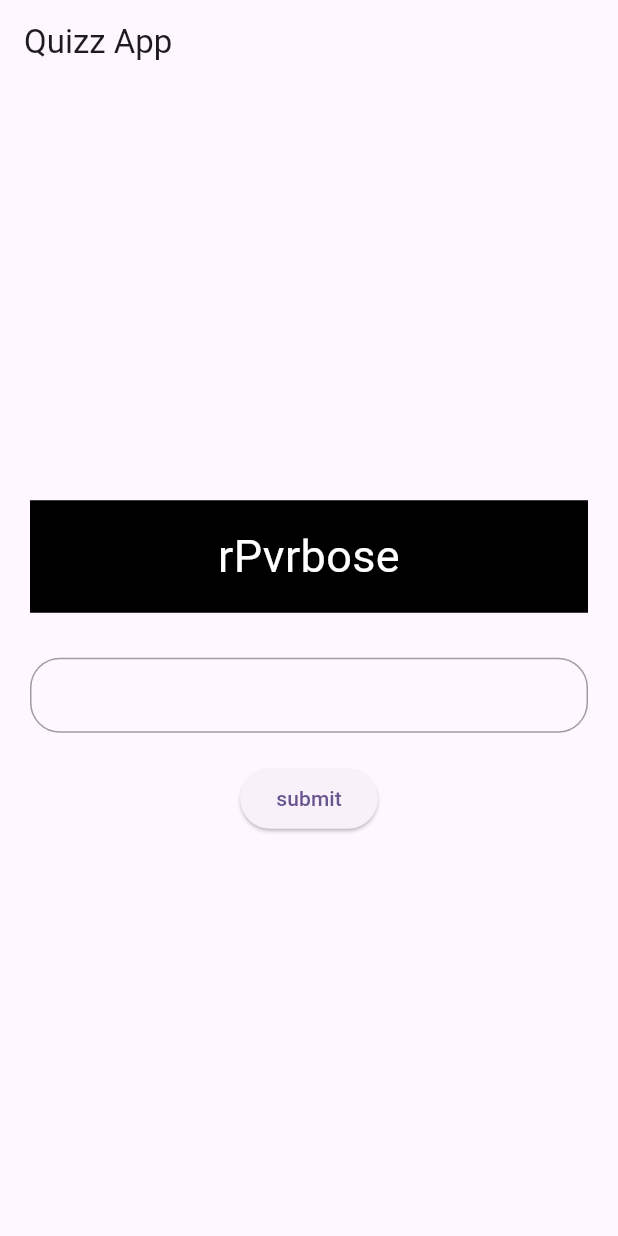
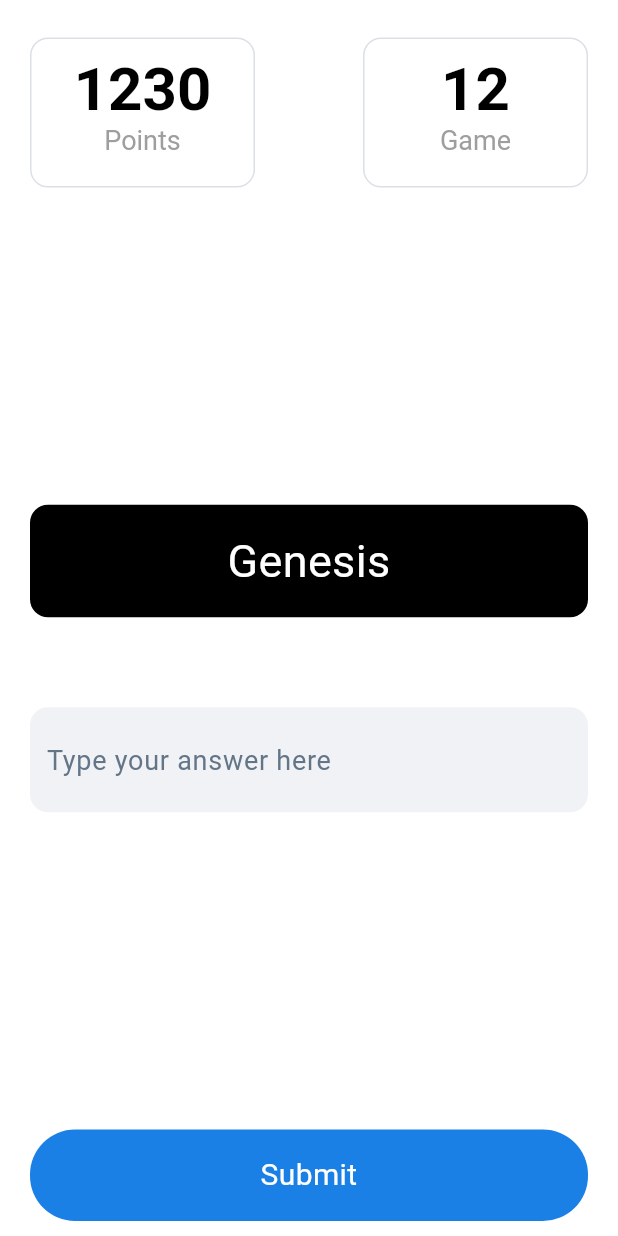
Before and after one commit to kodjozecodeur/bible_quizz_app, a Flutter app: the screen it shows after launch, on a phone screen of 412 x 824 dp. Run offline on Flutter 3.47's test engine with Material 3 defaults, Android fonts, the phone set to English and light mode, and no system bars.

Commit message:
add provider for state management and refactor game screen ui

```diff
--- a/lib/main.dart
+++ b/lib/main.dart
@@ -1,4 +1,4 @@
-import 'package:bible_quizz_app/screens/quizz_screen.dart';
+import 'package:bible_quizz_app/screens/game_screen.dart';
 import 'package:flutter/material.dart';
 
 void main() {
@@ -18,7 +18,7 @@
         colorScheme: ColorScheme.fromSeed(seedColor: Colors.deepPurple),
         useMaterial3: true,
       ),
-      home: QuizzScreen(),
+      home: GameScreen(),
     );
   }
 }
--- /dev/null
+++ b/lib/screens/game_screen.dart
@@ -0,0 +1,122 @@
+import 'package:bible_quizz_app/widgets/stats_tile.dart';
+import 'package:flutter/material.dart';
+
+class GameScreen extends StatelessWidget {
+  const GameScreen({super.key});
+
+  @override
+  Widget build(BuildContext context) {
+    return Scaffold(
+      backgroundColor: const Color(0xFFFFFFFF),
+      body: SafeArea(
+        child: Column(
+          crossAxisAlignment: CrossAxisAlignment.center,
+          children: [
+            SizedBox(
+              height: 25,
+            ),
+            //score and streak point
+            scoreSection(),
+
+            Spacer(),
+            //scramble word case
+            wordCase(),
+            //input for validation
+            SizedBox(
+              height: 25,
+            ),
+            //input for validation
+            SizedBox(
+              height: 25,
+            ),
+            textInput(),
+
+            Spacer(),
+            //validation button
+            Container(
+              width: double.infinity,
+              padding: EdgeInsets.all(16),
+              margin: EdgeInsets.symmetric(horizontal: 20, vertical: 10),
+              decoration: BoxDecoration(
+                  color: Color(0xFF1A80E5),
+                  borderRadius: BorderRadius.all(Radius.circular(30))),
+              child: Text(
+                "Submit",
+                style: TextStyle(
+                  fontSize: 20,
+                  color: Color(0xFFFFFFFF),
+                ),
+                textAlign: TextAlign.center,
+              ),
+            )
+          ],
+        ),
+      ),
+    );
+  }
+
+  Padding textInput() {
+    return Padding(
+      padding: const EdgeInsets.symmetric(horizontal: 20),
+      child: Container(
+        padding: EdgeInsets.symmetric(horizontal: 10, vertical: 10),
+        decoration: BoxDecoration(
+          border: Border.all(width: 1, color: Color(0xFFF0F2F5)),
+          color: Color(0xFFF0F2F5),
+          borderRadius: BorderRadius.all(
+            Radius.circular(12),
+          ),
+        ),
+        child: TextField(
+          // controller: textController,
+          decoration: InputDecoration(
+              border: InputBorder.none,
+              hintText: "Type your answer here",
+              hintStyle: TextStyle(
+                color: Color(0xFF637587),
+                fontSize: 18,
+              )),
+        ),
+      ),
+    );
+  }
+
+  Container wordCase() {
+    return Container(
+      width: double.infinity,
+      padding: EdgeInsets.all(16),
+      margin: EdgeInsets.symmetric(horizontal: 20, vertical: 10),
+      decoration: BoxDecoration(
+          color: Colors.black,
+          borderRadius: BorderRadius.all(Radius.circular(12))),
+      child: Text(
+        "Genesis",
+        style: TextStyle(
+          fontSize: 30,
+          color: Color(0xFFFFFFFF),
+        ),
+        textAlign: TextAlign.center,
+      ),
+    );
+  }
+
+  Padding scoreSection() {
+    return Padding(
+      padding: const EdgeInsets.symmetric(horizontal: 20),
+      child: Row(
+        mainAxisAlignment: MainAxisAlignment.spaceBetween,
+        children: [
+          //score tile
+          StatsTile(
+            scoreNumber: "1230 \n",
+            description: 'Points',
+          ),
+          StatsTile(
+            scoreNumber: "12 \n",
+            description: 'Game',
+          ),
+        ],
+      ),
+    );
+  }
+}
--- a/lib/screens/quizz_screen.dart
+++ b/lib/screens/quizz_screen.dart
@@ -15,7 +15,10 @@ class _QuizzScreenState extends State<QuizzScreen> {
   final TextEditingController textController = TextEditingController();
   List<Map<String, dynamic>> _books = [];
   List<Map<String, dynamic>> _sessionBooks = [];
+  //scoring
+  int _score = 0;
   int _currentIndex = 0;
+  int _incorrectAttempts = 0;
 
   @override
   void initState() {
@@ -34,30 +37,37 @@ class _QuizzScreenState extends State<QuizzScreen> {
   //fetch from json file
   Future<void> readJson() async {
     try {
-      //load the json from the file
+      // Load the JSON from the file
       final String response = await rootBundle.loadString('assets/books.json');
-      //decode the json to map
+      // Decode the JSON to a Map
       final data = jsonDecode(response);
-      //extractthe books and shuffle them
+
       setState(() {
-        _books = List<Map<String, dynamic>>.from(data["bibleBooks"]);
-        //shuffle the books
+        // Extract the books, convert names to lowercase, and shuffle them
+        _books =
+            List<Map<String, dynamic>>.from(data["bibleBooks"]).map((book) {
+          return {
+            "id": book["id"].toString(), // Ensure ID is a string
+            "name": book["name"]!.toLowerCase(), // Convert name to lowercase
+          };
+        }).toList();
+
+        // Shuffle the books
         _books.shuffle(Random());
+
+        // Take the first 5 books for the session
         _sessionBooks = _books.take(5).toList();
-        print(_sessionBooks);
+        // print(_sessionBooks); // Debugging: Print the selected books
       });
     } catch (e) {
-      print("error loading json: $e");
+      print("Error loading JSON: $e");
     }
   }
 
   // //check the inout
   void checkWord() {
     // Prevent out-of-range errors
-    if (_currentIndex >= _sessionBooks.length) {
-      showCompletionDialog(); // Show completion dialog if the session is finished
-      return;
-    } //to prevent out of range
+    if (_currentIndex >= _sessionBooks.length) return; //to prevent out of range
     //time to check the user input
 
     String userInput =
@@ -66,15 +76,25 @@ class _QuizzScreenState extends State<QuizzScreen> {
 
     if (userInput.toLowerCase() == originalWord.toLowerCase()) {
       setState(() {
+        _score++;
         _currentIndex++;
         textController.clear();
       });
       if (_currentIndex >= _sessionBooks.length) {
         showCompletionDialog(); // End session
+      } else {
+        print("correct");
       }
-      print("correct");
     } else {
+      setState(() {
+        _incorrectAttempts++;
         print("incorrect answer");
+        showIncorrectFeedback();
+      });
+
+      if (_incorrectAttempts >= 3) {
+        showCompletionDialog();
+      }
     }
   }
 
@@ -100,12 +120,34 @@ class _QuizzScreenState extends State<QuizzScreen> {
     );
   }
 
+  void showIncorrectFeedback() {
+    showDialog(
+      context: context,
+      builder: (BuildContext context) {
+        return AlertDialog(
+          title: const Text("Incorrect"),
+          content:
+              const Text("Oops! That’s not the correct answer. Try again."),
+          actions: [
+            TextButton(
+              onPressed: () {
+                Navigator.of(context).pop(); // Close the dialog
+                textController.clear(); // Clear the input for retry
+              },
+              child: const Text("Retry"),
+            ),
+          ],
+        );
+      },
+    );
+  }
+
   //reset game
   // Reset the game for a new session
   void resetGame() {
     setState(() {
       _currentIndex = 0;
-      // _score = 0;
+      _score = 0;
       _sessionBooks = (_books..shuffle()).take(5).toList();
     });
   }
@@ -124,7 +166,8 @@ class _QuizzScreenState extends State<QuizzScreen> {
       appBar: AppBar(
         title: Text("Quizz App"),
       ),
-      body: Column(
+      body: _currentIndex < _sessionBooks.length
+          ? Column(
               mainAxisAlignment: MainAxisAlignment.center,
               children: [
                 Container(
@@ -169,11 +212,15 @@ class _QuizzScreenState extends State<QuizzScreen> {
                 SizedBox(
                   height: 20,
                 ),
+                Text("you scored $_score out of ${_sessionBooks.length}"),
                 ElevatedButton(
                   onPressed: checkWord,
                   child: Text("submit"),
                 )
               ],
+            )
+          : Center(
+              child: CircularProgressIndicator(),
             ),
     );
   }
--- /dev/null
+++ b/lib/widgets/stats_tile.dart
@@ -0,0 +1,45 @@
+import 'package:flutter/material.dart';
+
+class StatsTile extends StatelessWidget {
+  final String scoreNumber;
+  final String description;
+  const StatsTile(
+      {super.key, required this.scoreNumber, required this.description});
+
+  @override
+  Widget build(BuildContext context) {
+    return Container(
+      padding: EdgeInsets.symmetric(horizontal: 10, vertical: 10),
+      width: 150,
+      height: 100,
+      decoration: BoxDecoration(
+        border: Border.all(
+          color: Color(0xFFDBE0E5),
+        ),
+        borderRadius: BorderRadius.all(Radius.circular(12)),
+      ),
+      child: RichText(
+        textAlign: TextAlign.center, // Center-align the text
+        text: TextSpan(
+          children: [
+            TextSpan(
+              text: scoreNumber, // Formatted number
+              style: TextStyle(
+                fontSize: 40, // Adjust font size
+                fontWeight: FontWeight.bold,
+                color: Colors.black, // Text color
+              ),
+            ),
+            TextSpan(
+              text: description, // Label
+              style: TextStyle(
+                fontSize: 18, // Adjust font size for the label
+                color: Colors.grey, // Label color
+              ),
+            ),
+          ],
+        ),
+      ),
+    );
+  }
+}
```
Lines whose indentation alone changed are shown as unchanged.
